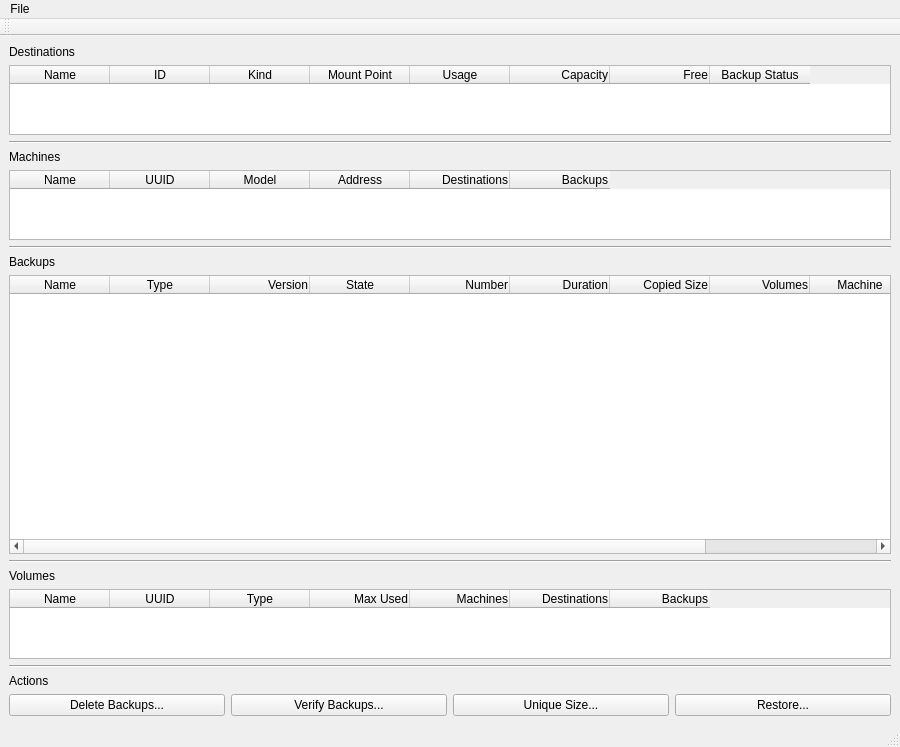
Before: the Qt Designer form mainwindow.ui in louis-langholtz/time-machine-helper, drawn with Qt 5.
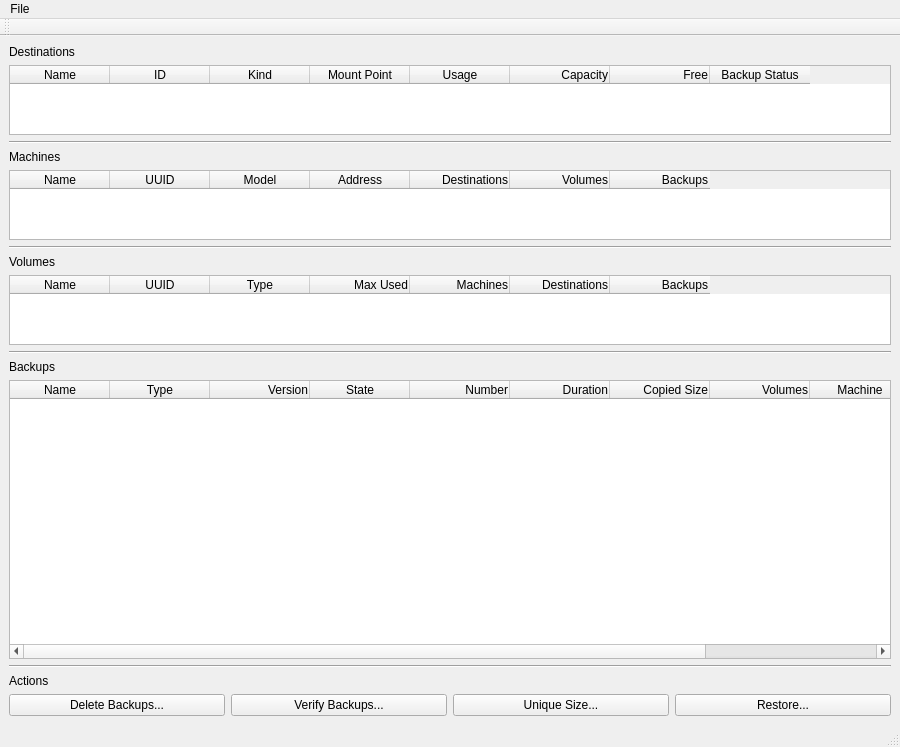
After: the same form once the commit is applied. Custom widgets are drawn as their Qt base class.

```diff
--- a/mainwindow.ui
+++ b/mainwindow.ui
@@ -181,6 +181,14 @@
           <set>AlignTrailing|AlignVCenter</set>
          </property>
         </column>
+        <column>
+         <property name="text">
+          <string>Volumes</string>
+         </property>
+         <property name="textAlignment">
+          <set>AlignTrailing|AlignVCenter</set>
+         </property>
+        </column>
         <column>
          <property name="text">
           <string>Backups</string>
@@ -195,7 +203,90 @@
        </widget>
       </item>
       <item>
-       <widget class="Line" name="line_3">
+       <widget class="Line" name="line2">
+        <property name="orientation">
+         <enum>Qt::Horizontal</enum>
+        </property>
+       </widget>
+      </item>
+      <item>
+       <widget class="QLabel" name="volumesLabel">
+        <property name="text">
+         <string>Volumes</string>
+        </property>
+       </widget>
+      </item>
+      <item>
+       <widget class="QTableWidget" name="volumesTable">
+        <property name="sizePolicy">
+         <sizepolicy hsizetype="Expanding" vsizetype="Fixed">
+          <horstretch>0</horstretch>
+          <verstretch>0</verstretch>
+         </sizepolicy>
+        </property>
+        <property name="minimumSize">
+         <size>
+          <width>0</width>
+          <height>0</height>
+         </size>
+        </property>
+        <property name="sizeAdjustPolicy">
+         <enum>QAbstractScrollArea::AdjustToContents</enum>
+        </property>
+        <attribute name="verticalHeaderVisible">
+         <bool>false</bool>
+        </attribute>
+        <column>
+         <property name="text">
+          <string>Name</string>
+         </property>
+        </column>
+        <column>
+         <property name="text">
+          <string>UUID</string>
+         </property>
+        </column>
+        <column>
+         <property name="text">
+          <string>Type</string>
+         </property>
+        </column>
+        <column>
+         <property name="text">
+          <string>Max Used</string>
+         </property>
+         <property name="textAlignment">
+          <set>AlignTrailing|AlignVCenter</set>
+         </property>
+        </column>
+        <column>
+         <property name="text">
+          <string>Machines</string>
+         </property>
+         <property name="textAlignment">
+          <set>AlignTrailing|AlignVCenter</set>
+         </property>
+        </column>
+        <column>
+         <property name="text">
+          <string>Destinations</string>
+         </property>
+         <property name="textAlignment">
+          <set>AlignTrailing|AlignVCenter</set>
+         </property>
+        </column>
+        <column>
+         <property name="text">
+          <string>Backups</string>
+         </property>
+         <property name="textAlignment">
+          <set>AlignTrailing|AlignVCenter</set>
+         </property>
+        </column>
+       </widget>
+      </item>
+      <item>
+       <widget class="Line" name="line3">
         <property name="orientation">
          <enum>Qt::Horizontal</enum>
         </property>
@@ -315,90 +406,7 @@
        </widget>
       </item>
       <item>
-       <widget class="QLabel" name="volumesLabel">
-        <property name="text">
-         <string>Volumes</string>
-        </property>
-       </widget>
-      </item>
-      <item>
-       <widget class="QTableWidget" name="volumesTable">
-        <property name="sizePolicy">
-         <sizepolicy hsizetype="Expanding" vsizetype="Fixed">
-          <horstretch>0</horstretch>
-          <verstretch>0</verstretch>
-         </sizepolicy>
-        </property>
-        <property name="minimumSize">
-         <size>
-          <width>0</width>
-          <height>0</height>
-         </size>
-        </property>
-        <property name="sizeAdjustPolicy">
-         <enum>QAbstractScrollArea::AdjustToContents</enum>
-        </property>
-        <attribute name="verticalHeaderVisible">
-         <bool>false</bool>
-        </attribute>
-        <column>
-         <property name="text">
-          <string>Name</string>
-         </property>
-        </column>
-        <column>
-         <property name="text">
-          <string>UUID</string>
-         </property>
-        </column>
-        <column>
-         <property name="text">
-          <string>Type</string>
-         </property>
-        </column>
-        <column>
-         <property name="text">
-          <string>Max Used</string>
-         </property>
-         <property name="textAlignment">
-          <set>AlignTrailing|AlignVCenter</set>
-         </property>
-        </column>
-        <column>
-         <property name="text">
-          <string>Machines</string>
-         </property>
-         <property name="textAlignment">
-          <set>AlignTrailing|AlignVCenter</set>
-         </property>
-        </column>
-        <column>
-         <property name="text">
-          <string>Destinations</string>
-         </property>
-         <property name="textAlignment">
-          <set>AlignTrailing|AlignVCenter</set>
-         </property>
-        </column>
-        <column>
-         <property name="text">
-          <string>Backups</string>
-         </property>
-         <property name="textAlignment">
-          <set>AlignTrailing|AlignVCenter</set>
-         </property>
-        </column>
-       </widget>
-      </item>
-      <item>
-       <widget class="Line" name="line_4">
-        <property name="orientation">
-         <enum>Qt::Horizontal</enum>
-        </property>
-       </widget>
-      </item>
-      <item>
-       <widget class="QLabel" name="availableActionsLabel">
+       <widget class="QLabel" name="actionsLabel">
         <property name="toolTip">
          <string>Actions available on selected. Note that these actions are only available when one or more appropriate items are selected.</string>
         </property>
```
Left out of the diff: 6 changed lines with no effect on the pictures.
